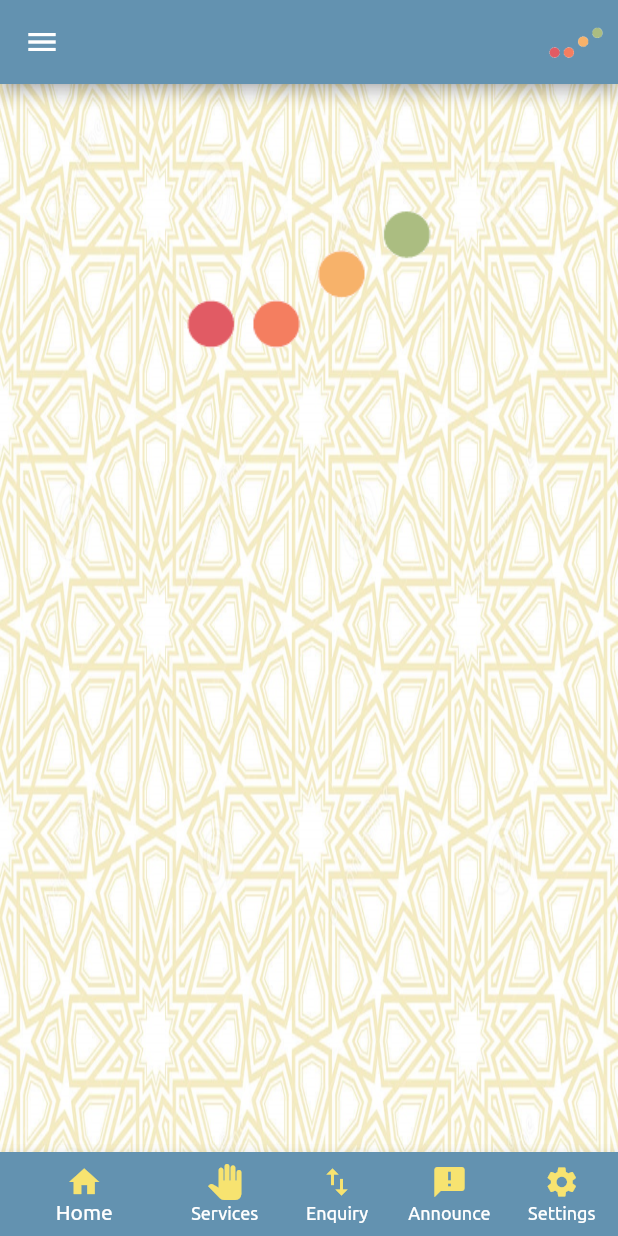
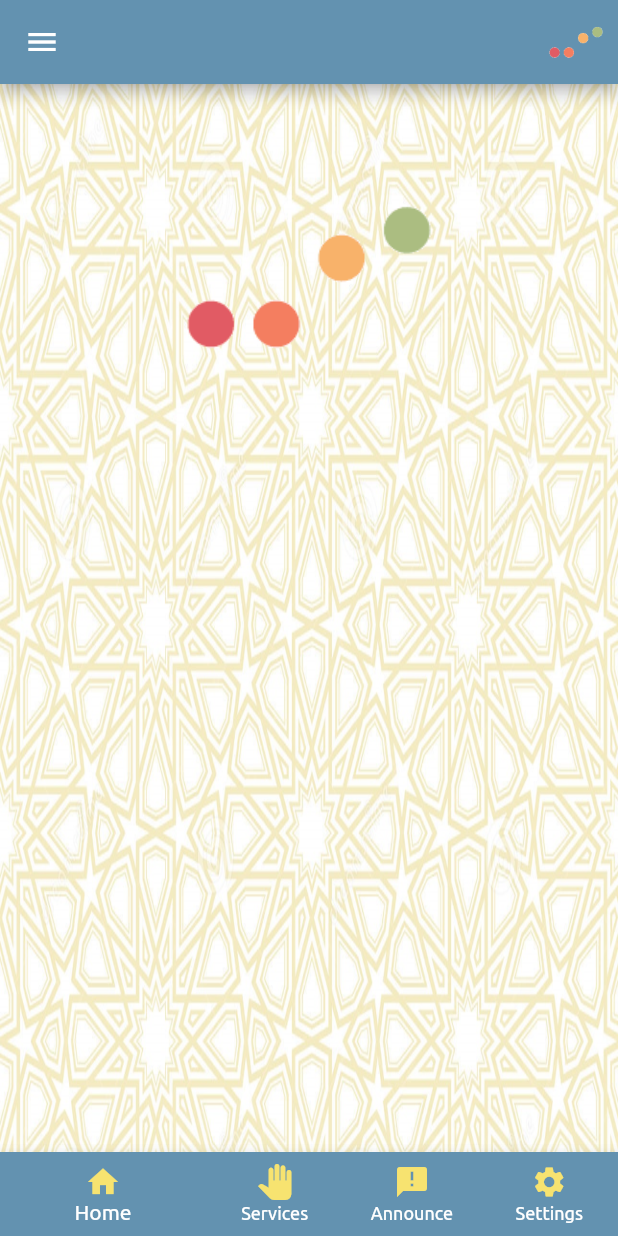
Before and after one commit to Mrashoo24/hudur, a Flutter app: the Home screen opened directly with empty values, on a phone screen of 412 x 824 dp. Run offline on Flutter 3.47's test engine with Material 2 defaults, Android fonts, the phone set to English and light mode, and no system bars; our stand-ins replace flutter_countdown_timer, fluttertoast, get, location, shared_preferences; missing offline and left inert: flutter_email_sender; accounts and stored records are empty; network calls fail; project files that could hold a hidden picture were left out.

Commit message:
Update home.dart

```diff
--- a/lib/Screens/Home/home.dart
+++ b/lib/Screens/Home/home.dart
@@ -10,7 +10,6 @@ import 'package:hudur/Components/colors.dart';
 import 'package:hudur/Components/models.dart';
 import 'package:hudur/Screens/Announcement/announcement.dart';
 import 'package:hudur/Screens/Courses/courses.dart';
-import 'package:hudur/Screens/Enquiry/enquiry.dart';
 import 'package:hudur/Screens/HomeDrawer/home_drawer.dart';
 import 'package:hudur/Screens/Leaves/leaves.dart';
 import 'package:intl/intl.dart';
@@ -779,14 +778,7 @@ class _HomeState extends State<Home> {
           label: 'Services',
           backgroundColor: Color(0xFF6392B0),
         ),
-        BottomNavigationBarItem(
-          icon: Icon(
-            Icons.import_export_outlined,
-            color: Color.fromRGBO(247, 227, 112, 1.0),
-          ),
-          label: 'Enquiry',
-          backgroundColor: Color(0xFF6392B0),
-        ),
+
         /*BottomNavigationBarItem(
           icon: Icon(
             Icons.question_answer_rounded,
@@ -829,7 +821,6 @@ class _HomeState extends State<Home> {
       _home(),
       //const Courses(),
       const Services(),
-      const Enquiry(),
       //const Leaves(),
       //const Text('Chat'),
       const Announcement(),
```
